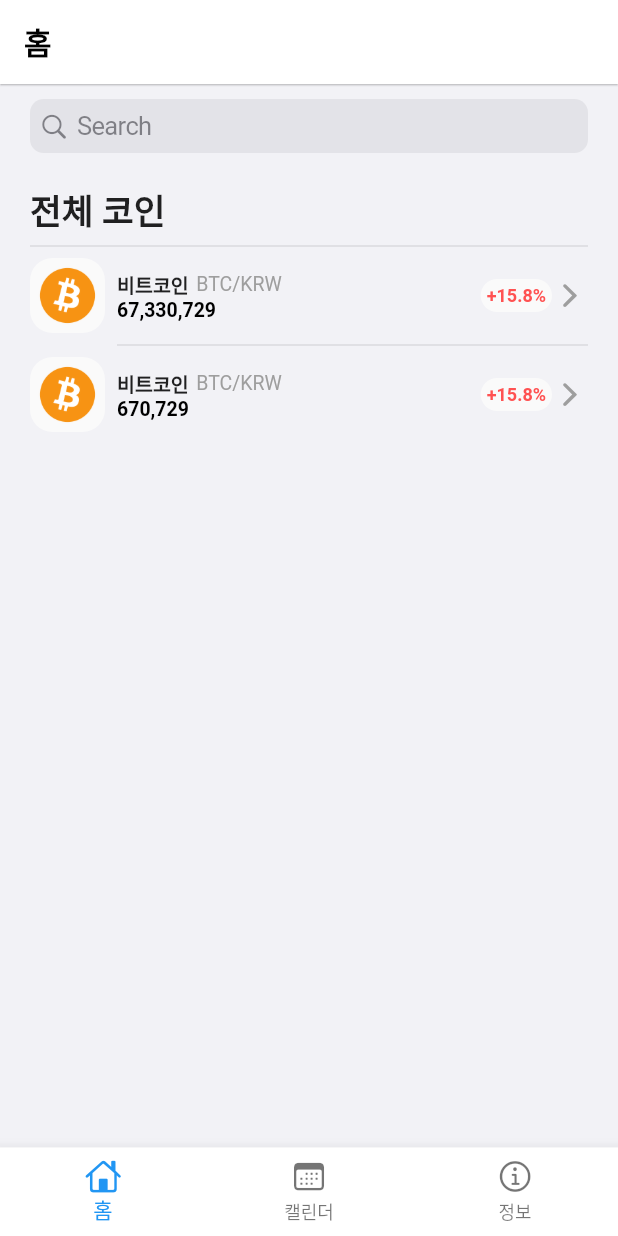
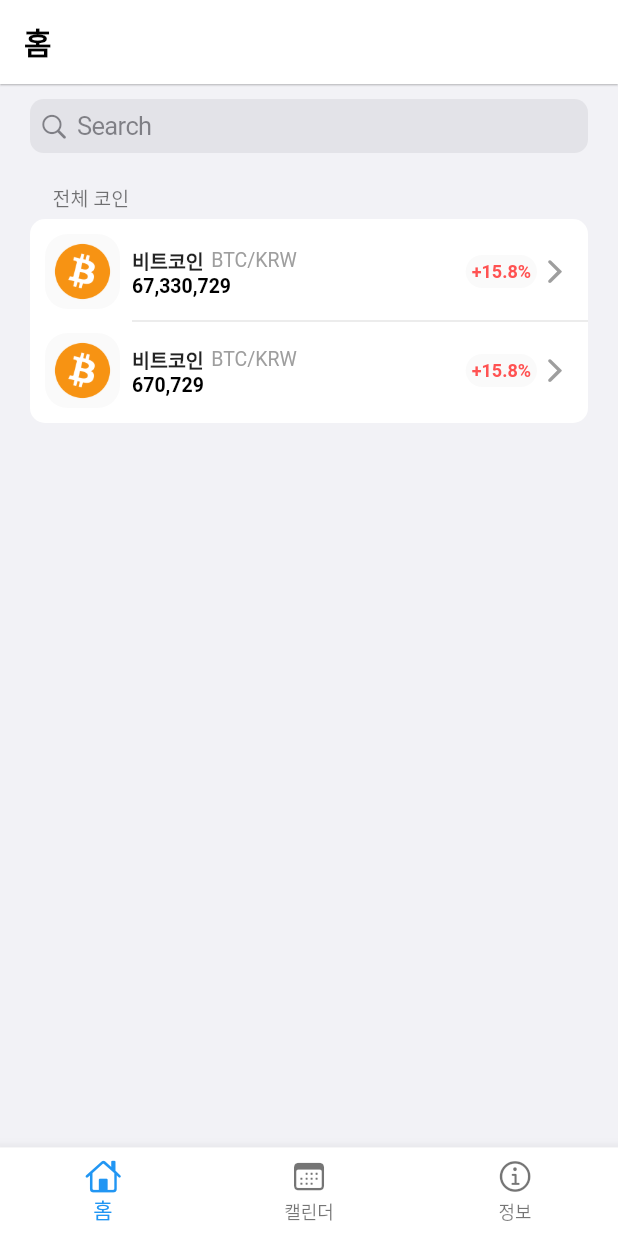
Before and after one commit to TAMSADAN/coryn-mobile, a Flutter app: the screen it shows after launch, on a phone screen of 412 x 824 dp. Run offline on Flutter 3.47's test engine with Material 2 defaults, Android fonts, the phone set to English and light mode, and no system bars; our stand-ins replace syncfusion_flutter_calendar, syncfusion_flutter_charts; statements that could not run were skipped.

Commit message:
chore: summary page edit list cover

```diff
--- a/mobile/lib/pages/components/base_sub_title.dart
+++ b/mobile/lib/pages/components/base_sub_title.dart
@@ -8,21 +8,13 @@ class BaseSubTitle extends StatelessWidget {
   @override
   Widget build(BuildContext context) {
     return Padding(
-      padding: const EdgeInsets.only(top: 20),
-      child: Column(
-        crossAxisAlignment: CrossAxisAlignment.start,
-        children: [
-          Text(
-            subTitle,
-            style: TextStyle(
-              fontSize: 23,
-              fontWeight: FontWeight.bold,
-            ),
-          ),
-          Container(
-            child: Divider(color: Colors.black, thickness: 0.1),
-          ),
-        ],
+      padding: const EdgeInsets.only(top: 20, left: 15, bottom: 5),
+      child: Text(
+        subTitle,
+        style: TextStyle(
+          fontSize: 13,
+          color: Colors.black54,
+        ),
       ),
     );
   }
--- a/mobile/lib/pages/information/list_cover.dart
+++ /dev/null
@@ -1,24 +0,0 @@
-import 'package:flutter/material.dart';
-
-class ListCover extends StatelessWidget {
-  final Widget innerList;
-
-  const ListCover(this.innerList);
-
-  @override
-  Widget build(BuildContext context) {
-    return Padding(
-      padding: const EdgeInsets.all(15),
-      child: Container(
-        child: Padding(
-            padding: const EdgeInsets.only(left: 15, top: 10, bottom: 10),
-            child: innerList),
-        decoration: BoxDecoration(
-          shape: BoxShape.rectangle,
-          color: Colors.white,
-          borderRadius: BorderRadius.all(Radius.circular(5)),
-        ),
-      ),
-    );
-  }
-}
--- /dev/null
+++ b/mobile/lib/pages/list_cover.dart
@@ -0,0 +1,21 @@
+import 'package:flutter/material.dart';
+
+class ListCover extends StatelessWidget {
+  final Widget innerList;
+
+  const ListCover(this.innerList);
+
+  @override
+  Widget build(BuildContext context) {
+    return Container(
+      child: Padding(
+          padding: const EdgeInsets.only(left: 10, top: 10, bottom: 10),
+          child: innerList),
+      decoration: BoxDecoration(
+        shape: BoxShape.rectangle,
+        color: Colors.white,
+        borderRadius: BorderRadius.all(Radius.circular(10)),
+      ),
+    );
+  }
+}
--- a/mobile/lib/pages/summary/summary_coin_list_item.dart
+++ b/mobile/lib/pages/summary/summary_coin_list_item.dart
@@ -38,7 +38,10 @@ class SummaryCoinListItem extends StatelessWidget {
           Row(
             children: [
               CoinPriceRateBox(coinPriceRate),
-              IconForward(key: key),
+              Padding(
+                padding: const EdgeInsets.only(right: 10),
+                child: IconForward(key: key),
+              ),
             ],
           ),
         ],
--- a/mobile/lib/pages/summary/summary_page.dart
+++ b/mobile/lib/pages/summary/summary_page.dart
@@ -4,6 +4,7 @@ import 'package:mobile/pages/components/base_app_bar.dart';
 import 'package:mobile/pages/components/base_sub_title.dart';
 import 'package:mobile/pages/summary/summary_search.dart';
 import 'package:mobile/pages/summary/summary_coin_list_item.dart';
+import 'package:mobile/pages/list_cover.dart';
 
 class SummaryPage extends StatelessWidget {
   const SummaryPage({Key? key}) : super(key: key);
@@ -22,6 +23,9 @@ class SummaryPage extends StatelessWidget {
             ),
             SummarySearch(),
             BaseSubTitle("전체 코인"),
+            ListCover(
+              Column(
+                children: [
                   SummaryCoinListItem(
                       "bitcoin_icon1", "비트코인", "BTC/KRW", "67,330,729", "15.8"),
                   Container(
@@ -32,6 +36,9 @@ class SummaryPage extends StatelessWidget {
                 ],
               ),
             ),
+          ],
+        ),
+      ),
     );
   }
 }
```
Lines whose indentation alone changed are shown as unchanged.
